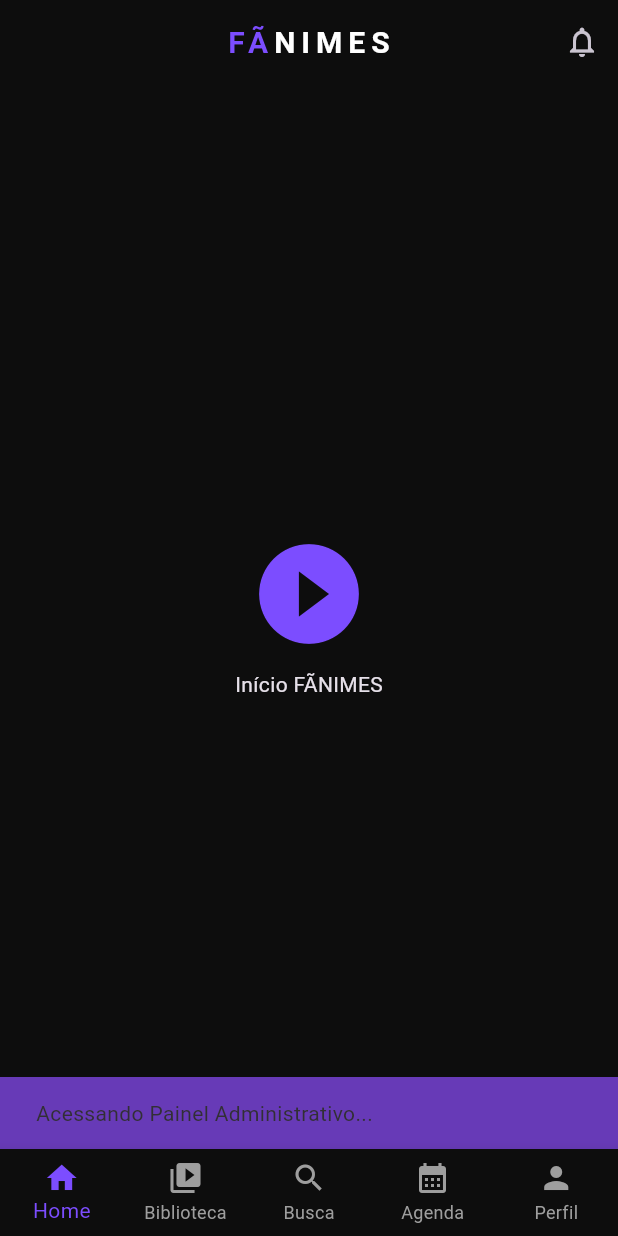
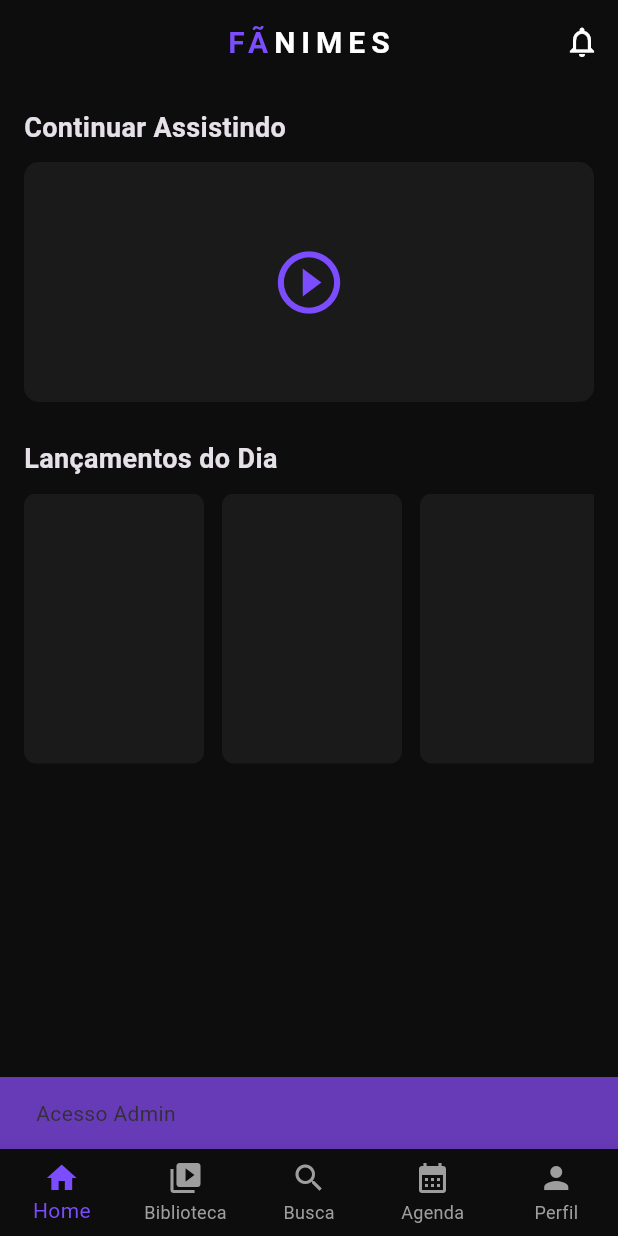
Before and after one commit to carlosandre1514-prog/fanimes, a Flutter app: the screen it shows after launch, after a tap on "FÃNIMES", on a phone screen of 412 x 824 dp. Run offline on Flutter 3.47's test engine with Material 3 defaults, Android fonts, the phone set to English and light mode, and no system bars.

Commit message:
Adicionando busca e perfil no design bicolor

```diff
--- a/lib/main.dart
+++ b/lib/main.dart
@@ -1,12 +1,9 @@
 import 'package:flutter/material.dart';
 
-void main() {
-  runApp(const FanimesApp());
-}
+void main() => runApp(const FanimesApp());
 
 class FanimesApp extends StatelessWidget {
   const FanimesApp({super.key});
-
   @override
   Widget build(BuildContext context) {
     return MaterialApp(
@@ -24,7 +21,6 @@
 
 class MainNavigation extends StatefulWidget {
   const MainNavigation({super.key});
-
   @override
   State<MainNavigation> createState() => _MainNavigationState();
 }
@@ -32,15 +28,7 @@
 class _MainNavigationState extends State<MainNavigation> {
   int _selectedIndex = 0;
 
-  // Lista de páginas funcionais
-  final List<Widget> _pages = [
-    const Center(child: Column(mainAxisAlignment: MainAxisAlignment.center, children: [Icon(Icons.play_circle_fill, size: 80, color: Colors.deepPurpleAccent), SizedBox(height: 10), Text("Início FÃNIMES")])),
-    const Center(child: Text("Minha Biblioteca", style: TextStyle(fontSize: 20))),
-    const Center(child: Text("Pesquisar Animes", style: TextStyle(fontSize: 20))),
-    const Center(child: Text("Agenda de Lançamentos", style: TextStyle(fontSize: 20))),
-    const Center(child: Text("Meu Perfil", style: TextStyle(fontSize: 20))),
-  ];
-
+  // --- FUNÇÃO DE NOTIFICAÇÕES (MANTIDA) ---
   void _showNotifications() {
     showModalBottomSheet(
       context: context,
@@ -67,40 +55,86 @@
     );
   }
 
+  // --- INTERFACES DAS ABAS ---
+
+  Widget _buildHome() {
+    return ListView(
+      padding: const EdgeInsets.all(16),
+      children: [
+        const Text("Continuar Assistindo", style: TextStyle(fontSize: 18, fontWeight: FontWeight.bold)),
+        const SizedBox(height: 10),
+        Container(height: 160, decoration: BoxDecoration(color: const Color(0xFF1A1A1A), borderRadius: BorderRadius.circular(10)), child: const Icon(Icons.play_circle_outline, size: 50, color: Colors.deepPurpleAccent)),
+        const SizedBox(height: 25),
+        const Text("Lançamentos do Dia", style: TextStyle(fontSize: 18, fontWeight: FontWeight.bold)),
+        const SizedBox(height: 10),
+        SizedBox(height: 180, child: ListView.builder(scrollDirection: Axis.horizontal, itemCount: 5, itemBuilder: (ctx, i) => Container(width: 120, margin: const EdgeInsets.only(right: 12), decoration: BoxDecoration(color: const Color(0xFF1A1A1A), borderRadius: BorderRadius.circular(8))))),
+      ],
+    );
+  }
+
+  Widget _buildSearch() {
+    return Padding(
+      padding: const EdgeInsets.all(16),
+      child: TextField(
+        decoration: InputDecoration(
+          hintText: "Pesquisar anime...",
+          prefixIcon: const Icon(Icons.search, color: Colors.deepPurpleAccent),
+          filled: true,
+          fillColor: const Color(0xFF1A1A1A),
+          border: OutlineInputBorder(borderRadius: BorderRadius.circular(30), borderSide: BorderSide.none),
+        ),
+      ),
+    );
+  }
+
+  Widget _buildProfile() {
+    return Column(
+      children: [
+        const SizedBox(height: 40),
+        const CircleAvatar(radius: 50, backgroundColor: Color(0xFF1A1A1A), child: Icon(Icons.person, size: 60, color: Colors.grey)),
+        const SizedBox(height: 20),
+        Padding(
+          padding: const EdgeInsets.symmetric(horizontal: 40),
+          child: ElevatedButton(
+            onPressed: () {},
+            style: ElevatedButton.styleFrom(backgroundColor: const Color(0xFF673AB7), minimumSize: const Size(double.infinity, 50)),
+            child: const Text("LOGIN / CADASTRAR", style: TextStyle(fontWeight: FontWeight.bold)),
+          ),
+        ),
+        const Divider(color: Colors.grey, thickness: 0.5, indent: 30, endIndent: 30, height: 40),
+        ListTile(leading: const Icon(Icons.settings, color: Colors.deepPurpleAccent), title: const Text("Configurações"), onTap: () {}),
+        ListTile(leading: const Icon(Icons.support_agent, color: Colors.deepPurpleAccent), title: const Text("Suporte"), onTap: () {}),
+      ],
+    );
+  }
+
   @override
   Widget build(BuildContext context) {
+    final List<Widget> pages = [_buildHome(), const Center(child: Text("Biblioteca")), _buildSearch(), const Center(child: Text("Agenda")), _buildProfile()];
+
     return Scaffold(
       appBar: AppBar(
         centerTitle: true,
-        // Título estilizado com cores diferentes
         title: GestureDetector(
-          onTap: () {
-            // Acesso ao Painel ADM
-            ScaffoldMessenger.of(context).showSnackBar(
-              const SnackBar(content: Text("Acessando Painel Administrativo..."), backgroundColor: Colors.deepPurple),
-            );
-          },
+          onTap: () => ScaffoldMessenger.of(context).showSnackBar(const SnackBar(content: Text("Acesso Admin"), backgroundColor: Colors.deepPurple)),
           child: RichText(
             text: const TextSpan(
               style: TextStyle(letterSpacing: 4, fontWeight: FontWeight.bold, fontSize: 20),
               children: [
-                TextSpan(text: 'FÃ', style: TextStyle(color: Colors.deepPurpleAccent)), // FÃ em roxo
-                TextSpan(text: 'NIMES', style: TextStyle(color: Colors.white)), // NIMES em branco
+                TextSpan(text: 'FÃ', style: TextStyle(color: Colors.deepPurpleAccent)),
+                TextSpan(text: 'NIMES', style: TextStyle(color: Colors.white)),
               ],
             ),
           ),
         ),
         actions: [
-          IconButton(
-            icon: const Icon(Icons.notifications_none),
-            onPressed: _showNotifications,
-          ),
+          IconButton(icon: const Icon(Icons.notifications_none, color: Colors.white), onPressed: _showNotifications),
         ],
       ),
-      body: _pages[_selectedIndex],
+      body: pages[_selectedIndex],
       bottomNavigationBar: BottomNavigationBar(
         currentIndex: _selectedIndex,
-        onTap: (index) => setState(() => _selectedIndex = index),
+        onTap: (i) => setState(() => _selectedIndex = i),
         type: BottomNavigationBarType.fixed,
         selectedItemColor: Colors.deepPurpleAccent,
         unselectedItemColor: Colors.grey,
```
